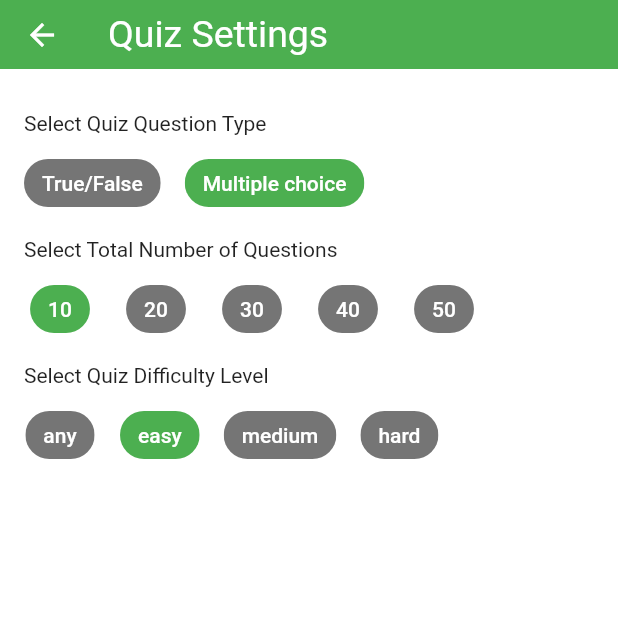
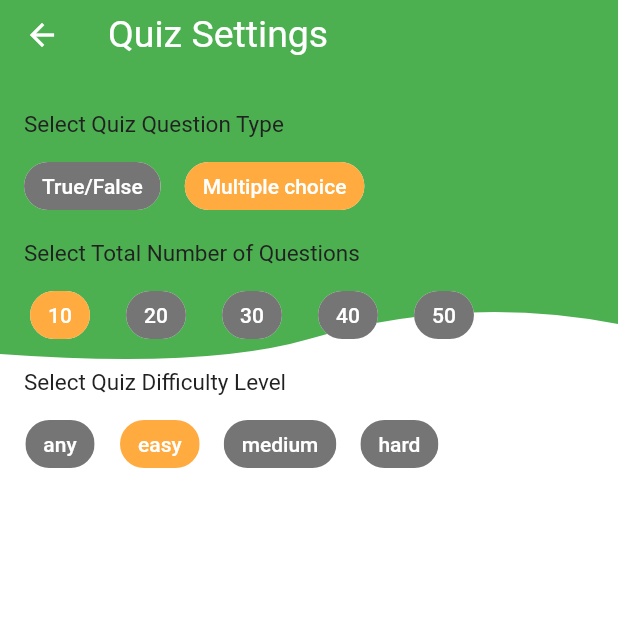
Before and after one commit to MrBooi/trivia_quiz_app, a Flutter app: the screen it shows after launch, after a tap on the "settings" icon, on a phone screen of 412 x 824 dp, the top half of it. Run offline on Flutter 3.47's test engine with Material 2 defaults, Android fonts, the phone set to English and light mode, and no system bars; our stand-ins replace auto_size_text, dio, flutter_custom_clippers, flutter_riverpod, freezed_annotation, html_unescape; generated files the repository leaves out were written again; network calls fail.

Commit message:
feat(style): updated app style changes

```diff
--- a/lib/core/shared/wave_clipper_widget.dart
+++ b/lib/core/shared/wave_clipper_widget.dart
@@ -7,7 +7,7 @@ class WaveClipperWidget extends StatelessWidget {
   @override
   Widget build(BuildContext context) {
     return ClipPath(
-      clipper: WaveClipperTwo(),
+      clipper: WaveClipperOne(),
       child: Container(
         decoration: BoxDecoration(
           color: Theme.of(context).primaryColor,
--- a/lib/features/quiz/presentation/widget/results/quiz_result_widget.dart
+++ b/lib/features/quiz/presentation/widget/results/quiz_result_widget.dart
@@ -23,7 +23,7 @@ class QuizResultsWidget extends ConsumerWidget {
       crossAxisAlignment: CrossAxisAlignment.stretch,
       children: [
         Text(
-          '${state.correct.length} ${questions.length}',
+          '${state.correct.length} / ${questions.length}',
           key: totalCorrectAnswers,
           style: const TextStyle(
             color: AppColors.primary,
--- a/lib/features/quiz_settings/presentation/quiz_settings_screen.dart
+++ b/lib/features/quiz_settings/presentation/quiz_settings_screen.dart
@@ -1,5 +1,6 @@
 import 'package:flutter/material.dart';
 import 'package:opentrivia/core/shared/trivia_app_bar.dart';
+import 'package:opentrivia/core/shared/wave_clipper_widget.dart';
 import 'package:opentrivia/features/quiz_settings/presentation/widget/number_of_questions/number_of_questions.dart';
 import 'package:opentrivia/features/quiz_settings/presentation/widget/quiz_level/quiz_level.dart';
 import 'package:opentrivia/features/quiz_settings/presentation/widget/quiz_type/quiz_question_type.dart';
@@ -13,7 +14,10 @@ class QuizSettingsScreen extends StatelessWidget {
       appBar: const TriviaAppBar(
         title: 'Quiz Settings',
       ),
-      body: Padding(
+      body: Stack(
+        children: [
+          const WaveClipperWidget(),
+          Padding(
             padding: const EdgeInsets.all(16.0),
             child: Column(
               crossAxisAlignment: CrossAxisAlignment.start,
@@ -24,6 +28,8 @@ class QuizSettingsScreen extends StatelessWidget {
               ],
             ),
           ),
+        ],
+      ),
     );
   }
 }
--- a/lib/features/quiz_settings/presentation/widget/number_of_questions/number_of_questions.dart
+++ b/lib/features/quiz_settings/presentation/widget/number_of_questions/number_of_questions.dart
@@ -14,7 +14,13 @@ class NumberOfQuestions extends ConsumerWidget {
       crossAxisAlignment: CrossAxisAlignment.start,
       children: [
         const SizedBox(height: 12),
-        const Text('Select Total Number of Questions'),
+        Text(
+          'Select Total Number of Questions',
+          style: TextStyle(
+            color: Colors.grey.shade900,
+            fontSize: 15,
+          ),
+        ),
         const SizedBox(height: 8),
         Wrap(
           alignment: WrapAlignment.center,
--- a/lib/features/quiz_settings/presentation/widget/quiz_level/quiz_level.dart
+++ b/lib/features/quiz_settings/presentation/widget/quiz_level/quiz_level.dart
@@ -19,7 +19,13 @@ class QuizLevel extends ConsumerWidget {
       crossAxisAlignment: CrossAxisAlignment.start,
       children: [
         const SizedBox(height: 12),
-        const Text('Select Quiz Difficulty Level'),
+        Text(
+          'Select Quiz Difficulty Level',
+          style: TextStyle(
+            color: Colors.grey.shade900,
+            fontSize: 15,
+          ),
+        ),
         const SizedBox(height: 8),
         Wrap(
           alignment: WrapAlignment.center,
--- a/lib/features/quiz_settings/presentation/widget/quiz_type/quiz_question_type.dart
+++ b/lib/features/quiz_settings/presentation/widget/quiz_type/quiz_question_type.dart
@@ -20,7 +20,13 @@ class QuizQuestionType extends ConsumerWidget {
       crossAxisAlignment: CrossAxisAlignment.start,
       children: [
         const SizedBox(height: 12),
-        const Text('Select Quiz Question Type'),
+        Text(
+          'Select Quiz Question Type',
+          style: TextStyle(
+            color: Colors.grey.shade900,
+            fontSize: 15,
+          ),
+        ),
         const SizedBox(height: 8),
         Wrap(
           alignment: WrapAlignment.center,
--- a/lib/features/quiz_settings/presentation/widget/settings_action_chip.dart
+++ b/lib/features/quiz_settings/presentation/widget/settings_action_chip.dart
@@ -16,7 +16,7 @@ class SettingActionChip extends StatelessWidget {
     return ActionChip(
       label: Text(label),
       labelStyle: const TextStyle(color: Colors.white),
-      backgroundColor: isSelected ? Colors.green : Colors.grey.shade600,
+      backgroundColor: isSelected ? Colors.orangeAccent : Colors.grey.shade600,
       onPressed: onPressed,
     );
   }
```
Lines whose indentation alone changed are shown as unchanged.
